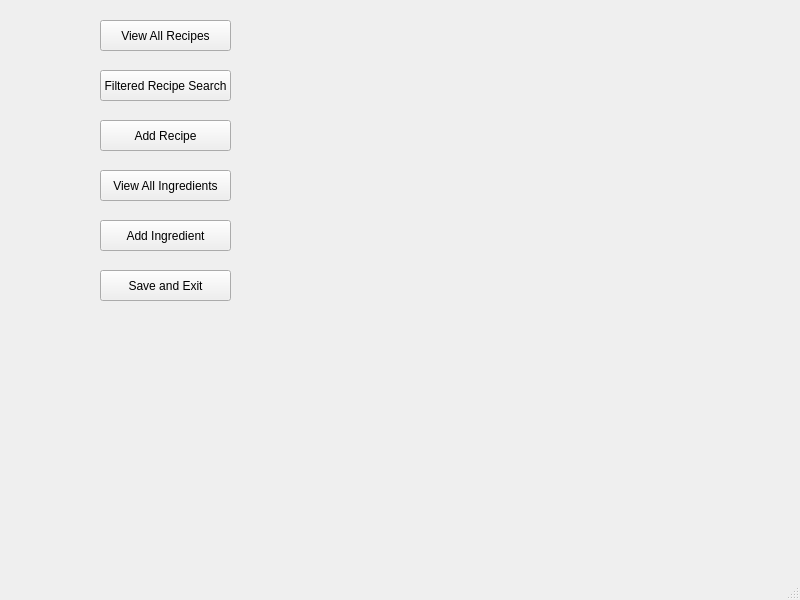
Before: the Qt Designer form mainwindow.ui in Azanguru/CS4076-Project, drawn with Qt 5.
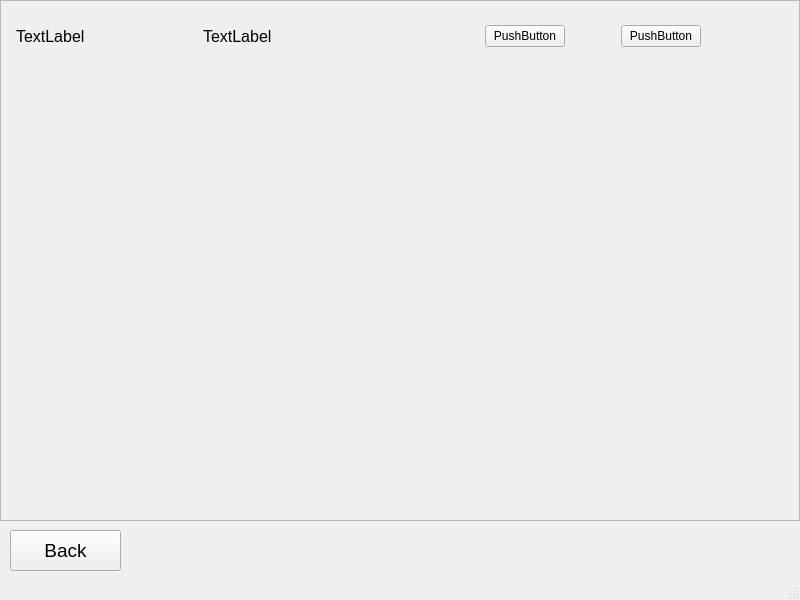
After: the same form once the commit is applied. The open tabs and pages were chosen to show the change.

Commit message: Started Add Recipe UI and View Ingredients UI

```diff
--- a/mainwindow.ui
+++ b/mainwindow.ui
@@ -14,50 +14,24 @@
    <string>MainWindow</string>
   </property>
   <widget class="QWidget" name="centralwidget">
-   <widget class="QPushButton" name="viewRecipesButton">
+   <widget class="QStackedWidget" name="pages">
     <property name="geometry">
      <rect>
-      <x>100</x>
-      <y>20</y>
-      <width>131</width>
-      <height>31</height>
+      <x>0</x>
+      <y>0</y>
+      <width>800</width>
+      <height>600</height>
      </rect>
     </property>
-    <property name="text">
-     <string>View All Recipes</string>
+    <property name="currentIndex">
+     <number>0</number>
     </property>
-   </widget>
-   <widget class="QPushButton" name="filterSearchButton">
-    <property name="geometry">
-     <rect>
-      <x>100</x>
-      <y>70</y>
-      <width>131</width>
-      <height>31</height>
-     </rect>
-    </property>
-    <property name="text">
-     <string>Filtered Recipe Search</string>
-    </property>
-   </widget>
-   <widget class="QPushButton" name="addRecipeButton">
-    <property name="geometry">
-     <rect>
-      <x>100</x>
-      <y>120</y>
-      <width>131</width>
-      <height>31</height>
-     </rect>
-    </property>
-    <property name="text">
-     <string>Add Recipe</string>
-    </property>
-   </widget>
+    <widget class="QWidget" name="mainMenu">
    <widget class="QPushButton" name="viewIngredientsButton">
     <property name="geometry">
      <rect>
-      <x>100</x>
-      <y>170</y>
+        <x>130</x>
+        <y>190</y>
       <width>131</width>
       <height>31</height>
      </rect>
@@ -69,8 +43,8 @@
    <widget class="QPushButton" name="addIngredientButton">
     <property name="geometry">
      <rect>
-      <x>100</x>
-      <y>220</y>
+        <x>130</x>
+        <y>240</y>
       <width>131</width>
       <height>31</height>
      </rect>
@@ -79,11 +53,37 @@
      <string>Add Ingredient</string>
     </property>
    </widget>
+     <widget class="QPushButton" name="addRecipeButton">
+      <property name="geometry">
+       <rect>
+        <x>130</x>
+        <y>140</y>
+        <width>131</width>
+        <height>31</height>
+       </rect>
+      </property>
+      <property name="text">
+       <string>Add Recipe</string>
+      </property>
+     </widget>
+     <widget class="QPushButton" name="filterSearchButton">
+      <property name="geometry">
+       <rect>
+        <x>130</x>
+        <y>90</y>
+        <width>131</width>
+        <height>31</height>
+       </rect>
+      </property>
+      <property name="text">
+       <string>Filtered Recipe Search</string>
+      </property>
+     </widget>
    <widget class="QPushButton" name="exitButton">
     <property name="geometry">
      <rect>
-      <x>100</x>
-      <y>270</y>
+        <x>130</x>
+        <y>290</y>
       <width>131</width>
       <height>31</height>
      </rect>
@@ -91,6 +91,128 @@
     <property name="text">
      <string>Save and Exit</string>
     </property>
+     </widget>
+     <widget class="QPushButton" name="viewRecipesButton">
+      <property name="geometry">
+       <rect>
+        <x>130</x>
+        <y>40</y>
+        <width>131</width>
+        <height>31</height>
+       </rect>
+      </property>
+      <property name="text">
+       <string>View All Recipes</string>
+      </property>
+     </widget>
+    </widget>
+    <widget class="QWidget" name="viewRecipes"/>
+    <widget class="QWidget" name="filterSearch"/>
+    <widget class="QWidget" name="viewIngredients">
+     <property name="sizePolicy">
+      <sizepolicy hsizetype="Preferred" vsizetype="Preferred">
+       <horstretch>0</horstretch>
+       <verstretch>0</verstretch>
+      </sizepolicy>
+     </property>
+     <widget class="QScrollArea" name="scrollArea">
+      <property name="geometry">
+       <rect>
+        <x>0</x>
+        <y>0</y>
+        <width>800</width>
+        <height>521</height>
+       </rect>
+      </property>
+      <property name="widgetResizable">
+       <bool>true</bool>
+      </property>
+      <widget class="QWidget" name="scrollAreaWidgetContents">
+       <property name="geometry">
+        <rect>
+         <x>0</x>
+         <y>0</y>
+         <width>798</width>
+         <height>519</height>
+        </rect>
+       </property>
+       <widget class="QWidget" name="horizontalLayoutWidget">
+        <property name="geometry">
+         <rect>
+          <x>10</x>
+          <y>10</y>
+          <width>741</width>
+          <height>51</height>
+         </rect>
+        </property>
+        <layout class="QHBoxLayout" name="horizontalLayout">
+         <item>
+          <widget class="QLabel" name="ingName">
+           <property name="font">
+            <font>
+             <pointsize>12</pointsize>
+            </font>
+           </property>
+           <property name="text">
+            <string>TextLabel</string>
+           </property>
+           <property name="indent">
+            <number>5</number>
+           </property>
+          </widget>
+         </item>
+         <item>
+          <widget class="QLabel" name="ingCals">
+           <property name="font">
+            <font>
+             <pointsize>12</pointsize>
+            </font>
+           </property>
+           <property name="text">
+            <string>TextLabel</string>
+           </property>
+           <property name="indent">
+            <number>5</number>
+           </property>
+          </widget>
+         </item>
+         <item alignment="Qt::AlignRight|Qt::AlignVCenter">
+          <widget class="QPushButton" name="ingEdit">
+           <property name="text">
+            <string>PushButton</string>
+           </property>
+          </widget>
+         </item>
+         <item alignment="Qt::AlignHCenter|Qt::AlignVCenter">
+          <widget class="QPushButton" name="ingDelete">
+           <property name="text">
+            <string>PushButton</string>
+           </property>
+          </widget>
+         </item>
+        </layout>
+       </widget>
+      </widget>
+     </widget>
+     <widget class="QPushButton" name="viBack">
+      <property name="geometry">
+       <rect>
+        <x>10</x>
+        <y>530</y>
+        <width>111</width>
+        <height>41</height>
+       </rect>
+      </property>
+      <property name="font">
+       <font>
+        <pointsize>14</pointsize>
+       </font>
+      </property>
+      <property name="text">
+       <string>Back</string>
+      </property>
+     </widget>
+    </widget>
    </widget>
   </widget>
   <widget class="QMenuBar" name="menubar">
```
Lines whose indentation alone changed are shown as unchanged. The commit also changes 8 other files.
